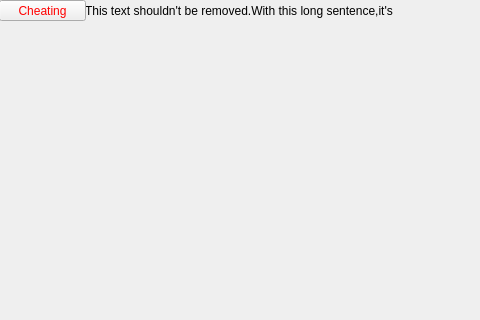
Old version of the form NoGo-Task1-2.0/mainwindow.ui in the repository SakuraMarble/Team9_Final; both pictures show x 95 to 575 and y 0 to 320 of the 800 by 600 pixel window.
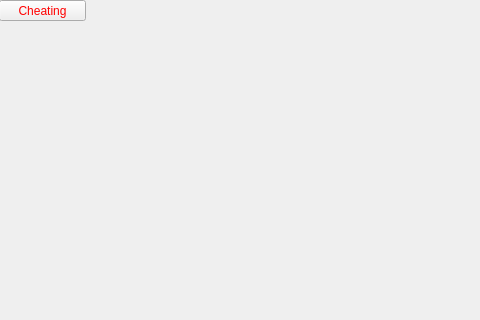
New version of the form.

What changed in the file:
```diff
--- a/NoGo-Task1-2.0/mainwindow.ui
+++ b/NoGo-Task1-2.0/mainwindow.ui
@@ -62,10 +62,10 @@
      </rect>
     </property>
     <property name="text">
-     <string>This text shouldn't be removed.With this long sentence,it's ok!</string>
+     <string/>
     </property>
    </widget>
-   <widget class="QWidget" name="">
+   <widget class="QWidget" name="layoutWidget">
     <property name="geometry">
      <rect>
       <x>0</x>
```
